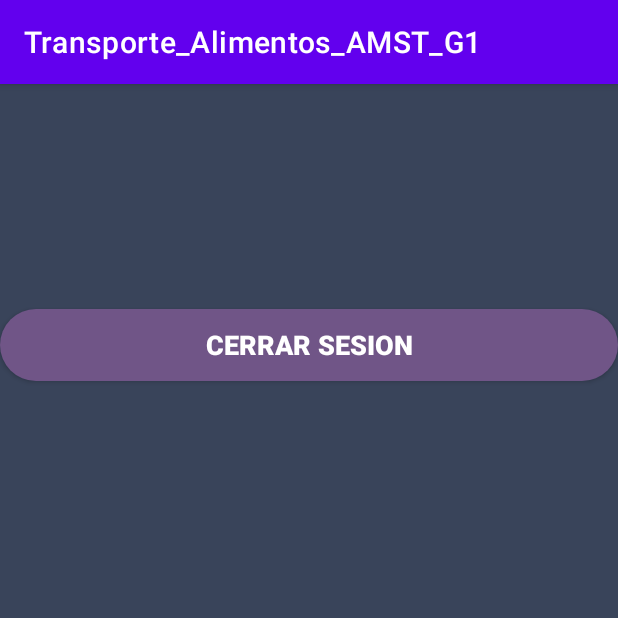
After one commit to amst-fiec/1T2022-Grupo-1, an Android app: the MenuPrincipal screen opened directly, with no data from a screen before it, on a phone screen of 412 x 824 dp, the top half of it. The commit adds this screen. Run offline under Robolectric (Android 15) with nearby library versions, the light colour scheme and no system bars; our stand-ins replace Firebase (no records; nobody signed in at launch, a user with empty details on screens opened directly).

Commit message:
Se agrego el codigo para el inicio de sesion con google, ademas de conectar a un servidor de firebase y el activity para el ingreso de sesion

```diff
--- a/app/src/main/AndroidManifest.xml
+++ b/app/src/main/AndroidManifest.xml
@@ -2,6 +2,8 @@
 <manifest xmlns:android="http://schemas.android.com/apk/res/android"
     xmlns:tools="http://schemas.android.com/tools"
     package="com.example.transporte_alimentos_amst_g1">
+
+    <uses-permission android:name="android.permission.INTERNET" />
 
     <application
         android:allowBackup="true"
@@ -13,6 +15,9 @@
         android:supportsRtl="true"
         android:theme="@style/Theme.Transporte_Alimentos_AMST_G1"
         tools:targetApi="31">
+        <activity
+            android:name=".MenuPrincipal"
+            android:exported="false" />
         <activity
             android:name=".IngresoSesion"
             android:exported="false" />
--- /dev/null
+++ b/app/src/main/java/com/example/transporte_alimentos_amst_g1/MenuPrincipal.java
@@ -0,0 +1,27 @@
+package com.example.transporte_alimentos_amst_g1;
+
+import androidx.appcompat.app.AppCompatActivity;
+
+import android.content.Intent;
+import android.os.Bundle;
+import android.view.View;
+
+import com.google.firebase.auth.FirebaseAuth;
+
+public class MenuPrincipal extends AppCompatActivity {
+
+    @Override
+    protected void onCreate(Bundle savedInstanceState) {
+        super.onCreate(savedInstanceState);
+        setContentView(R.layout.activity_menu_principal);
+    }
+
+    //Metodo para cerrar sesion
+    public void cerrarSesion(View view){
+        FirebaseAuth.getInstance().signOut();
+        finish();
+        Intent intent = new Intent(this, IngresoSesion.class);
+        intent.putExtra("msg", "cerrarSesion");
+        startActivity(intent);
+    }
+}
--- a/app/src/main/res/layout/activity_ingreso_sesion.xml
+++ b/app/src/main/res/layout/activity_ingreso_sesion.xml
@@ -49,6 +49,7 @@
         android:layout_marginTop="10dp"
         android:background="@drawable/boton_redondo"
         android:drawableLeft="@drawable/logo_google"
+        android:onClick="iniciarSesion"
         android:text="Inicio de Sesión"
         android:textColor="#FFFFFF"
         android:textSize="18sp"
--- /dev/null
+++ b/app/src/main/res/layout/activity_menu_principal.xml
@@ -0,0 +1,23 @@
+<?xml version="1.0" encoding="utf-8"?>
+<LinearLayout xmlns:android="http://schemas.android.com/apk/res/android"
+    xmlns:app="http://schemas.android.com/apk/res-auto"
+    xmlns:tools="http://schemas.android.com/tools"
+    android:layout_width="match_parent"
+    android:layout_height="match_parent"
+    android:background="#39445A"
+    android:orientation="vertical"
+    tools:context=".MenuPrincipal">
+
+    <androidx.appcompat.widget.AppCompatButton
+        android:id="@+id/button_CerrarSesion"
+        android:layout_width="match_parent"
+        android:layout_height="wrap_content"
+        android:layout_gravity="center_horizontal|center_vertical"
+        android:layout_marginTop="150dp"
+        android:background="@drawable/boton_redondo"
+        android:onClick="cerrarSesion"
+        android:text="Cerrar Sesion"
+        android:textColor="#FFFFFF"
+        android:textSize="18sp"
+        android:textStyle="bold" />
+</LinearLayout>
--- a/build.gradle
+++ b/build.gradle
@@ -1,4 +1,10 @@
 // Top-level build file where you can add configuration options common to all sub-projects/modules.
+buildscript {
+    dependencies {
+        classpath 'com.google.gms:google-services:4.3.10'
+    }
+}
+
 plugins {
     id 'com.android.application' version '7.2.1' apply false
     id 'com.android.library' version '7.2.1' apply false
```
Also changed, not shown: app/build.gradle (+9 -1 lines), app/src/main/java/com/example/transporte_alimentos_amst_g1/IngresoSesion.java (+109 -1 lines), 1 other file.
